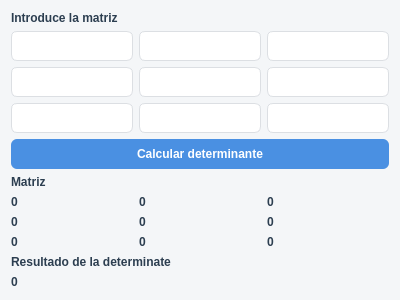
This is gui/ventana_determinantes.ui in marianomontenegron/Programaci-n_proyecto as Qt 5 draws it before an edit. The edited form follows.
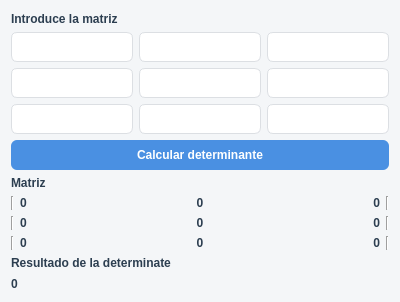
This is the edited form.

Diff of the .ui file:
```diff
--- a/gui/ventana_determinantes.ui
+++ b/gui/ventana_determinantes.ui
@@ -7,7 +7,7 @@
     <x>0</x>
     <y>0</y>
     <width>400</width>
-    <height>266</height>
+    <height>302</height>
    </rect>
   </property>
   <property name="windowTitle">
@@ -128,6 +128,13 @@
       <layout class="QVBoxLayout" name="verticalLayout_4">
        <item>
         <layout class="QHBoxLayout" name="horizontalLayout">
+         <item>
+          <widget class="Line" name="line">
+           <property name="orientation">
+            <enum>Qt::Vertical</enum>
+           </property>
+          </widget>
+         </item>
          <item>
           <widget class="QLabel" name="matriz_1_1">
            <property name="text">
@@ -140,6 +147,9 @@
            <property name="text">
             <string>0</string>
            </property>
+           <property name="alignment">
+            <set>Qt::AlignCenter</set>
+           </property>
           </widget>
          </item>
          <item>
@@ -147,12 +157,29 @@
            <property name="text">
             <string>0</string>
            </property>
+           <property name="alignment">
+            <set>Qt::AlignRight|Qt::AlignTrailing|Qt::AlignVCenter</set>
+           </property>
+          </widget>
+         </item>
+         <item>
+          <widget class="Line" name="line_4">
+           <property name="orientation">
+            <enum>Qt::Vertical</enum>
+           </property>
           </widget>
          </item>
         </layout>
        </item>
        <item>
         <layout class="QHBoxLayout" name="horizontalLayout_2">
+         <item>
+          <widget class="Line" name="line_2">
+           <property name="orientation">
+            <enum>Qt::Vertical</enum>
+           </property>
+          </widget>
+         </item>
          <item>
           <widget class="QLabel" name="matriz_2_1">
            <property name="text">
@@ -165,6 +192,9 @@
            <property name="text">
             <string>0</string>
            </property>
+           <property name="alignment">
+            <set>Qt::AlignCenter</set>
+           </property>
           </widget>
          </item>
          <item>
@@ -172,12 +202,29 @@
            <property name="text">
             <string>0</string>
            </property>
+           <property name="alignment">
+            <set>Qt::AlignRight|Qt::AlignTrailing|Qt::AlignVCenter</set>
+           </property>
+          </widget>
+         </item>
+         <item>
+          <widget class="Line" name="line_5">
+           <property name="orientation">
+            <enum>Qt::Vertical</enum>
+           </property>
           </widget>
          </item>
         </layout>
        </item>
        <item>
         <layout class="QHBoxLayout" name="horizontalLayout_3">
+         <item>
+          <widget class="Line" name="line_3">
+           <property name="orientation">
+            <enum>Qt::Vertical</enum>
+           </property>
+          </widget>
+         </item>
          <item>
           <widget class="QLabel" name="matriz_3_1">
            <property name="text">
@@ -190,12 +237,25 @@
            <property name="text">
             <string>0</string>
            </property>
+           <property name="alignment">
+            <set>Qt::AlignCenter</set>
+           </property>
           </widget>
          </item>
          <item>
           <widget class="QLabel" name="matriz_3_3">
            <property name="text">
             <string>0</string>
+           </property>
+           <property name="alignment">
+            <set>Qt::AlignRight|Qt::AlignTrailing|Qt::AlignVCenter</set>
+           </property>
+          </widget>
+         </item>
+         <item>
+          <widget class="Line" name="line_6">
+           <property name="orientation">
+            <enum>Qt::Vertical</enum>
            </property>
           </widget>
          </item>
```
